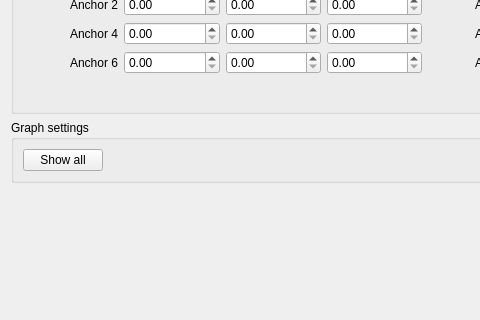
Above: src/cfclient/ui/tabs/locopositioning_tab.ui from bitcraze/crazyflie-clients-python before the change; both pictures show x 0 to 480 and y 203 to 523 of the 850 by 696 pixel window. Below: the same form after it.
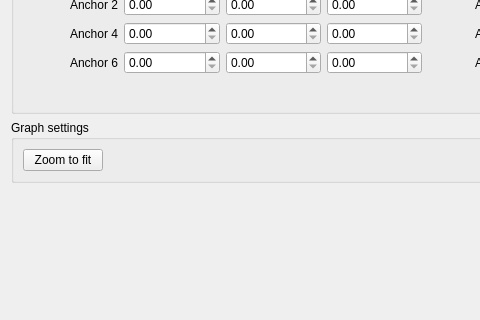
That is the form after the change.

Commit message: Changed LPS tab Zoom to fit button caption (#306)

```diff
--- a/src/cfclient/ui/tabs/locopositioning_tab.ui
+++ b/src/cfclient/ui/tabs/locopositioning_tab.ui
@@ -530,7 +530,7 @@
             <item>
              <widget class="QPushButton" name="_show_all_button">
               <property name="text">
-               <string>Show all</string>
+               <string>Zoom to fit</string>
               </property>
              </widget>
             </item>
```
